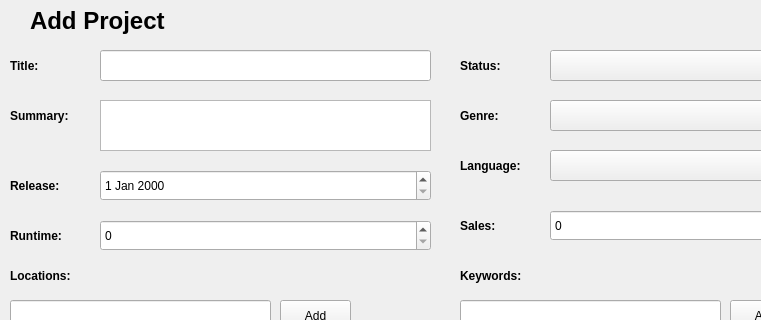
SteffWalker/Project-System, file TrekStar/newproject.ui: the form before one commit; both pictures show x 0 to 761 and y 0 to 320 of the 896 by 551 pixel window.
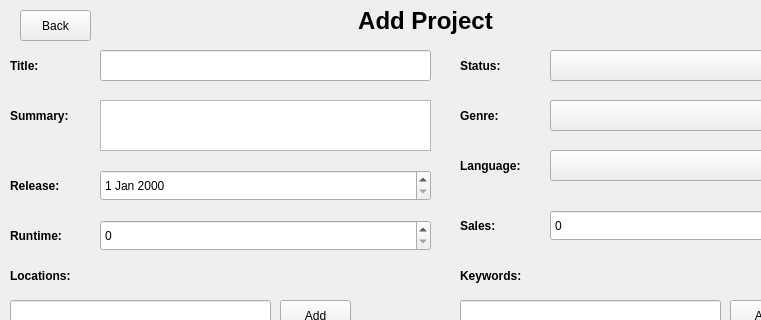
The form after the commit.

Commit message: Projects are now stored in a stack and the main menu and new project window are traversable

```diff
--- a/TrekStar/newproject.ui
+++ b/TrekStar/newproject.ui
@@ -36,7 +36,7 @@
   <widget class="QLabel" name="label">
    <property name="geometry">
     <rect>
-     <x>30</x>
+     <x>230</x>
      <y>0</y>
      <width>391</width>
      <height>41</height>
@@ -52,6 +52,9 @@
    <property name="text">
     <string>Add Project</string>
    </property>
+   <property name="alignment">
+    <set>Qt::AlignCenter</set>
+   </property>
   </widget>
   <widget class="QDateEdit" name="deRelease_np">
    <property name="geometry">
@@ -1772,6 +1775,19 @@
     <string>Title:</string>
    </property>
   </widget>
+  <widget class="QPushButton" name="backButton">
+   <property name="geometry">
+    <rect>
+     <x>20</x>
+     <y>10</y>
+     <width>71</width>
+     <height>31</height>
+    </rect>
+   </property>
+   <property name="text">
+    <string>Back</string>
+   </property>
+  </widget>
  </widget>
  <resources/>
  <connections/>
```
The commit also changes 5 other files.
